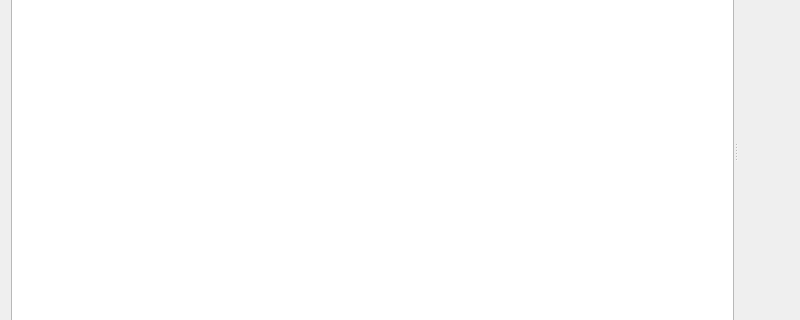
The window that UI/wise-pdf-view.ui (textbrowser/wise) describes before a commit, drawn with Qt 5; both pictures show x 0 to 800 and y 250 to 570 of the 800 by 800 pixel window.
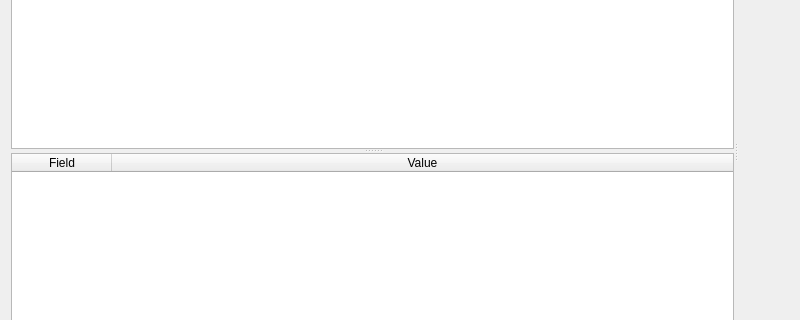
The same window after the commit.

Commit message: Information about the PDF.

Diff of the .ui file:
```diff
--- a/UI/wise-pdf-view.ui
+++ b/UI/wise-pdf-view.ui
@@ -113,8 +113,9 @@
      <property name="orientation">
       <enum>Qt::Horizontal</enum>
      </property>
-     <property name="childrenCollapsible">
-      <bool>false</bool>
+     <widget class="QSplitter" name="contents_meta_splitter">
+      <property name="orientation">
+       <enum>Qt::Vertical</enum>
      </property>
      <widget class="QTreeView" name="contents">
       <property name="tabKeyNavigation">
@@ -145,6 +146,40 @@
        <number>55</number>
       </attribute>
      </widget>
+      <widget class="QTableWidget" name="meta">
+       <property name="alternatingRowColors">
+        <bool>true</bool>
+       </property>
+       <property name="selectionMode">
+        <enum>QAbstractItemView::SingleSelection</enum>
+       </property>
+       <property name="selectionBehavior">
+        <enum>QAbstractItemView::SelectRows</enum>
+       </property>
+       <property name="verticalScrollMode">
+        <enum>QAbstractItemView::ScrollPerPixel</enum>
+       </property>
+       <property name="horizontalScrollMode">
+        <enum>QAbstractItemView::ScrollPerPixel</enum>
+       </property>
+       <attribute name="horizontalHeaderStretchLastSection">
+        <bool>true</bool>
+       </attribute>
+       <attribute name="verticalHeaderVisible">
+        <bool>false</bool>
+       </attribute>
+       <column>
+        <property name="text">
+         <string>Field</string>
+        </property>
+       </column>
+       <column>
+        <property name="text">
+         <string>Value</string>
+        </property>
+       </column>
+      </widget>
+     </widget>
      <widget class="QFrame" name="frame">
       <layout class="QVBoxLayout" name="verticalLayout_3"/>
      </widget>
```
Left out of the diff: 3 changed lines with no effect on the pictures. Lines whose indentation alone changed are shown as unchanged. The commit also changes 1 other file.
